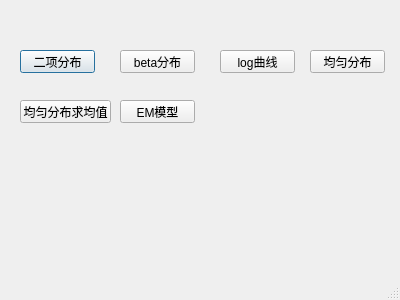
Qt form probability.ui (GuoWeiChi/machineSys) before a commit.
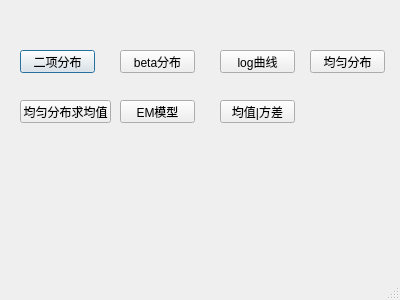
The same form after that commit.

Diff of the .ui file:
```diff
--- a/probability.ui
+++ b/probability.ui
@@ -94,6 +94,19 @@
     <string>EM模型</string>
    </property>
   </widget>
+  <widget class="QPushButton" name="pushButtonVar">
+   <property name="geometry">
+    <rect>
+     <x>220</x>
+     <y>100</y>
+     <width>75</width>
+     <height>23</height>
+    </rect>
+   </property>
+   <property name="text">
+    <string>均值|方差</string>
+   </property>
+  </widget>
  </widget>
  <resources/>
  <connections/>
```
